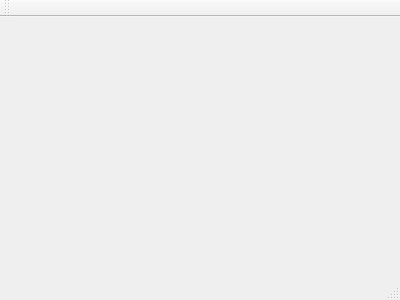
This is mainwindow.ui in ksv1986/QtSdlTest as Qt 5 draws it before an edit. The edited form follows.
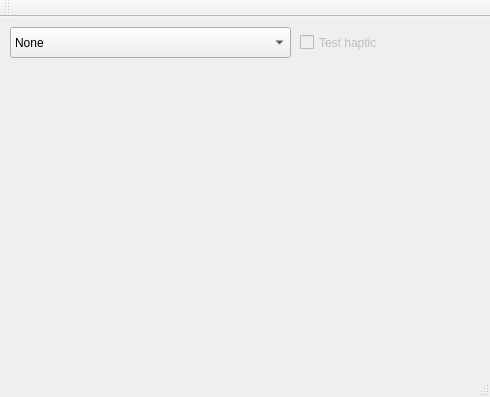
This is the edited form. Custom widgets are drawn as their Qt base class.

Commit message: Basic features: POV, 6 axis, buttons, leftright haptics

Diff of the .ui file:
```diff
--- a/mainwindow.ui
+++ b/mainwindow.ui
@@ -1,24 +1,161 @@
 <ui version="4.0">
  <class>MainWindow</class>
- <widget class="QMainWindow" name="MainWindow" >
-  <property name="geometry" >
+ <widget class="QMainWindow" name="MainWindow">
+  <property name="geometry">
    <rect>
     <x>0</x>
     <y>0</y>
-    <width>400</width>
-    <height>300</height>
+    <width>490</width>
+    <height>397</height>
    </rect>
   </property>
   <property name="windowTitle" >
    <string>MainWindow</string>
   </property>
-  <widget class="QMenuBar" name="menuBar" />
-  <widget class="QToolBar" name="mainToolBar" />
-  <widget class="QWidget" name="centralWidget" />
-  <widget class="QStatusBar" name="statusBar" />
+  <widget class="QWidget" name="centralWidget">
+   <widget class="SdlPovWidget" name="pov" native="true">
+    <property name="geometry">
+     <rect>
+      <x>10</x>
+      <y>50</y>
+      <width>128</width>
+      <height>128</height>
+     </rect>
+    </property>
+    <property name="autoFillBackground">
+     <bool>false</bool>
+    </property>
+   </widget>
+   <widget class="SdlAxisWidget" name="xyaxis" native="true">
+    <property name="geometry">
+     <rect>
+      <x>150</x>
+      <y>50</y>
+      <width>128</width>
+      <height>128</height>
+     </rect>
+    </property>
+    <property name="autoFillBackground">
+     <bool>false</bool>
+    </property>
+   </widget>
+   <widget class="SdlAxisWidget" name="zaxis" native="true">
+    <property name="geometry">
+     <rect>
+      <x>290</x>
+      <y>50</y>
+      <width>128</width>
+      <height>128</height>
+     </rect>
+    </property>
+    <property name="autoFillBackground">
+     <bool>false</bool>
+    </property>
+   </widget>
+   <widget class="QWidget" name="gridLayoutWidget">
+    <property name="geometry">
+     <rect>
+      <x>10</x>
+      <y>190</y>
+      <width>471</width>
+      <height>141</height>
+     </rect>
+    </property>
+    <layout class="QGridLayout" name="buttonsLayout"/>
+   </widget>
+   <widget class="SdlSliderWidget" name="axis4" native="true">
+    <property name="geometry">
+     <rect>
+      <x>430</x>
+      <y>50</y>
+      <width>16</width>
+      <height>128</height>
+     </rect>
+    </property>
+   </widget>
+   <widget class="SdlSliderWidget" name="axis5" native="true">
+    <property name="geometry">
+     <rect>
+      <x>460</x>
+      <y>50</y>
+      <width>16</width>
+      <height>128</height>
+     </rect>
+    </property>
+   </widget>
+   <widget class="QComboBox" name="choosePadBox">
+    <property name="geometry">
+     <rect>
+      <x>10</x>
+      <y>10</y>
+      <width>281</width>
+      <height>31</height>
+     </rect>
+    </property>
+    <item>
+     <property name="text">
+      <string>None</string>
+     </property>
+    </item>
+   </widget>
+   <widget class="QCheckBox" name="testHaptic">
+    <property name="enabled">
+     <bool>false</bool>
+    </property>
+    <property name="geometry">
+     <rect>
+      <x>300</x>
+      <y>10</y>
+      <width>181</width>
+      <height>31</height>
+     </rect>
+    </property>
+    <property name="text">
+     <string>Test haptic</string>
+    </property>
+   </widget>
+  </widget>
+  <widget class="QMenuBar" name="menuBar">
+   <property name="geometry">
+    <rect>
+     <x>0</x>
+     <y>0</y>
+     <width>490</width>
+     <height>29</height>
+    </rect>
+   </property>
+  </widget>
+  <widget class="QToolBar" name="mainToolBar">
+   <attribute name="toolBarArea">
+    <enum>TopToolBarArea</enum>
+   </attribute>
+   <attribute name="toolBarBreak">
+    <bool>false</bool>
+   </attribute>
+  </widget>
+  <widget class="QStatusBar" name="statusBar"/>
  </widget>
- <layoutDefault spacing="6" margin="11" />
- <pixmapfunction></pixmapfunction>
+ <layoutdefault spacing="6" margin="11"/>
+ <customwidgets>
+  <customwidget>
+   <class>SdlAxisWidget</class>
+   <extends>QWidget</extends>
+   <header>sdlaxiswidget.h</header>
+   <container>1</container>
+  </customwidget>
+  <customwidget>
+   <class>SdlPovWidget</class>
+   <extends>QWidget</extends>
+   <header>sdlpovwidget.h</header>
+   <container>1</container>
+  </customwidget>
+  <customwidget>
+   <class>SdlSliderWidget</class>
+   <extends>QWidget</extends>
+   <header>sdlsliderwidget.h</header>
+   <container>1</container>
+  </customwidget>
+ </customwidgets>
  <resources/>
  <connections/>
 </ui>
```
Left out of the diff: 5 changed lines with no effect on the pictures. The commit also changes 12 other files.
